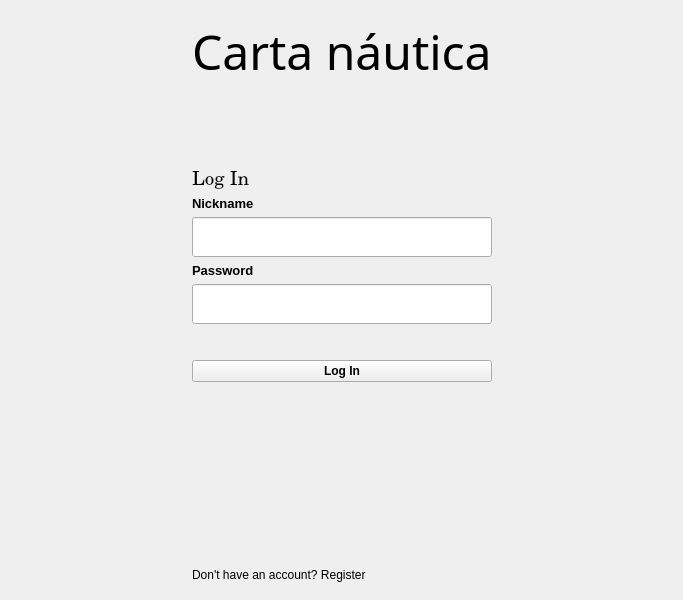
Before: the Qt Designer form mainwindow.ui in raqquel21/carta-nautica, drawn with Qt 5.
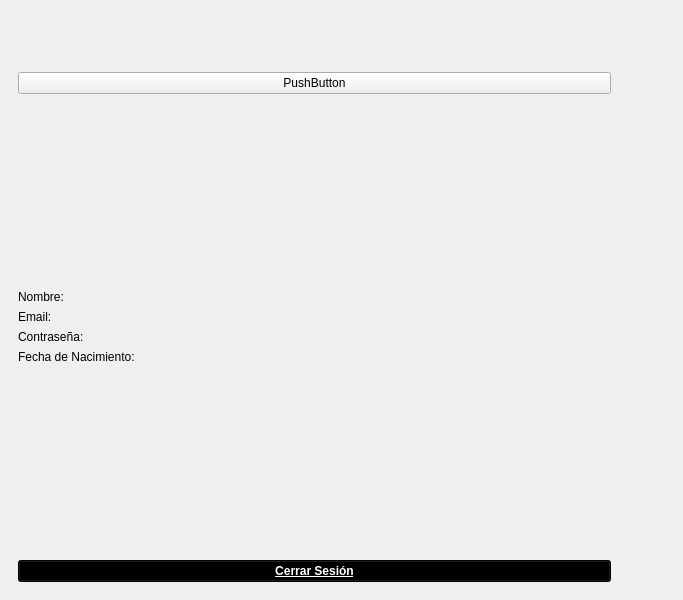
After: the same form once the commit is applied. Icons and pictures are not drawn.

What changed in the file:
```diff
--- a/mainwindow.ui
+++ b/mainwindow.ui
@@ -24,7 +24,7 @@
        </size>
       </property>
       <property name="currentIndex">
-       <number>0</number>
+       <number>2</number>
       </property>
       <widget class="QWidget" name="login">
        <property name="minimumSize">
@@ -243,6 +243,216 @@
              <string>Volver</string>
             </property>
            </widget>
+          </item>
+          <item row="0" column="4">
+           <widget class="QPushButton" name="perfil">
+            <property name="sizePolicy">
+             <sizepolicy hsizetype="Fixed" vsizetype="Fixed">
+              <horstretch>0</horstretch>
+              <verstretch>0</verstretch>
+             </sizepolicy>
+            </property>
+            <property name="layoutDirection">
+             <enum>Qt::LayoutDirection::LeftToRight</enum>
+            </property>
+            <property name="autoFillBackground">
+             <bool>false</bool>
+            </property>
+            <property name="styleSheet">
+             <string notr="true">QPushButton {
+    border: none;
+	background-repeat: no-repeat;
+    background-position: center;
+    background-image: url(:/images/iconoPerfil.png);
+
+    min-width: 48px;
+    min-height: 48px;
+}
+
+QPushButton:hover {
+    background-image: url(:/images/iconoPerfilIlumin.png);
+	background-repeat: no-repeat;
+}
+
+QPushButton:pressed {
+	background-image: url(:/images/iconoPerfilIlumin.png);
+	background-repeat: no-repeat;
+}
+</string>
+            </property>
+            <property name="text">
+             <string/>
+            </property>
+            <property name="iconSize">
+             <size>
+              <width>48</width>
+              <height>48</height>
+             </size>
+            </property>
+            <property name="flat">
+             <bool>true</bool>
+            </property>
+           </widget>
+          </item>
+         </layout>
+        </item>
+       </layout>
+      </widget>
+      <widget class="QWidget" name="perfil_menu">
+       <layout class="QGridLayout" name="gridLayout_4">
+        <item row="0" column="1">
+         <layout class="QGridLayout" name="gridLayout_2">
+          <item row="0" column="0">
+           <spacer name="horizontalSpacer_4">
+            <property name="orientation">
+             <enum>Qt::Orientation::Horizontal</enum>
+            </property>
+            <property name="sizeHint" stdset="0">
+             <size>
+              <width>40</width>
+              <height>20</height>
+             </size>
+            </property>
+           </spacer>
+          </item>
+          <item row="0" column="1">
+           <widget class="QPushButton" name="salirPerfil">
+            <property name="sizePolicy">
+             <sizepolicy hsizetype="Fixed" vsizetype="Fixed">
+              <horstretch>0</horstretch>
+              <verstretch>0</verstretch>
+             </sizepolicy>
+            </property>
+            <property name="styleSheet">
+             <string notr="true">QPushButton {
+    border: none;
+	background-repeat: no-repeat;
+    background-position: center;
+    background-image: url(:/images/x.png);
+
+    min-width: 48px;
+    min-height: 48px;
+}
+
+QPushButton:hover {
+    background-image: url(:/images/ixIlumin.png);
+	background-repeat: no-repeat;
+}
+
+QPushButton:pressed {
+	background-image: url(:/images/ixIlumin.png);
+	background-repeat: no-repeat;
+}
+</string>
+            </property>
+            <property name="text">
+             <string/>
+            </property>
+            <property name="iconSize">
+             <size>
+              <width>48</width>
+              <height>48</height>
+             </size>
+            </property>
+           </widget>
+          </item>
+          <item row="1" column="1">
+           <spacer name="verticalSpacer_5">
+            <property name="orientation">
+             <enum>Qt::Orientation::Vertical</enum>
+            </property>
+            <property name="sizeHint" stdset="0">
+             <size>
+              <width>20</width>
+              <height>40</height>
+             </size>
+            </property>
+           </spacer>
+          </item>
+          <item row="1" column="0">
+           <layout class="QGridLayout" name="gridLayout_8">
+            <item row="4" column="0">
+             <widget class="QLabel" name="contrasenya">
+              <property name="text">
+               <string>Contraseña:</string>
+              </property>
+             </widget>
+            </item>
+            <item row="6" column="0">
+             <spacer name="verticalSpacer_7">
+              <property name="orientation">
+               <enum>Qt::Orientation::Vertical</enum>
+              </property>
+              <property name="sizeHint" stdset="0">
+               <size>
+                <width>20</width>
+                <height>40</height>
+               </size>
+              </property>
+             </spacer>
+            </item>
+            <item row="1" column="0">
+             <spacer name="verticalSpacer_8">
+              <property name="orientation">
+               <enum>Qt::Orientation::Vertical</enum>
+              </property>
+              <property name="sizeHint" stdset="0">
+               <size>
+                <width>20</width>
+                <height>40</height>
+               </size>
+              </property>
+             </spacer>
+            </item>
+            <item row="5" column="0">
+             <widget class="QLabel" name="nacimiento">
+              <property name="text">
+               <string>Fecha de Nacimiento:</string>
+              </property>
+             </widget>
+            </item>
+            <item row="3" column="0">
+             <widget class="QLabel" name="email">
+              <property name="text">
+               <string>Email:</string>
+              </property>
+             </widget>
+            </item>
+            <item row="0" column="0">
+             <widget class="QPushButton" name="pushButton">
+              <property name="text">
+               <string>PushButton</string>
+              </property>
+             </widget>
+            </item>
+            <item row="2" column="0">
+             <widget class="QLabel" name="nombre">
+              <property name="text">
+               <string>Nombre:</string>
+              </property>
+             </widget>
+            </item>
+            <item row="7" column="0">
+             <widget class="QPushButton" name="cerrarSesion">
+              <property name="font">
+               <font>
+                <italic>false</italic>
+                <bold>true</bold>
+                <underline>true</underline>
+               </font>
+              </property>
+              <property name="styleSheet">
+               <string notr="true">QPushButton {
+    background-color: black;
+    color: white;
+}</string>
+              </property>
+              <property name="text">
+               <string>Cerrar Sesión</string>
+              </property>
+             </widget>
+            </item>
+           </layout>
           </item>
          </layout>
         </item>
```
Left out of the diff: 28 changed lines with no effect on the pictures.
